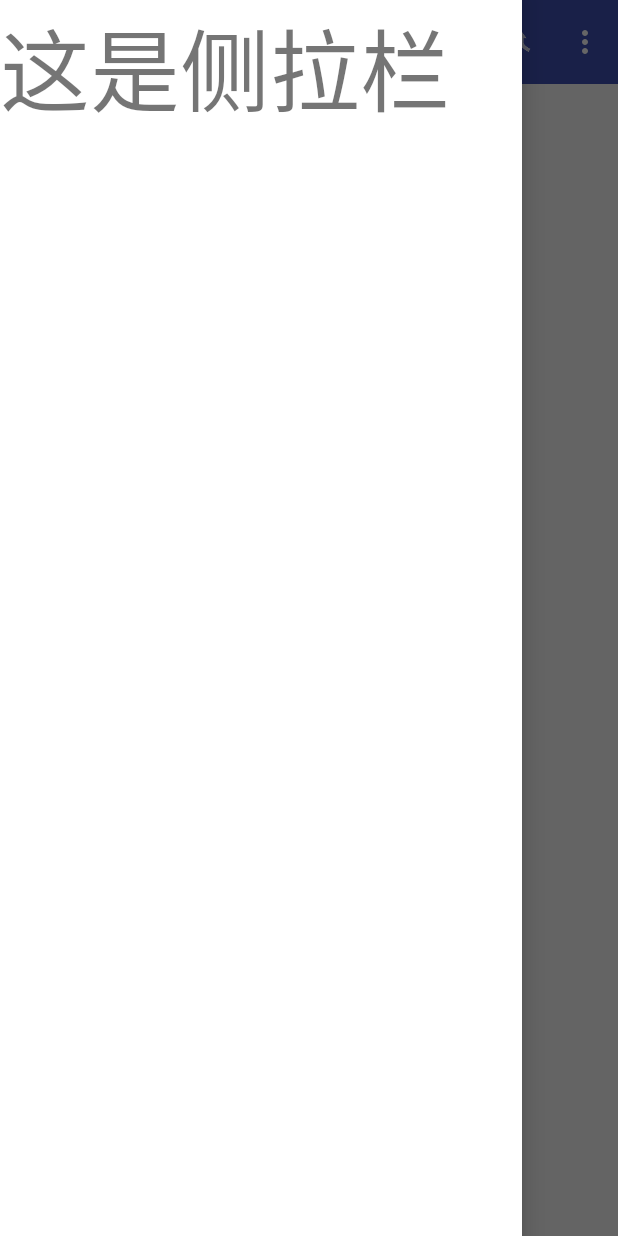
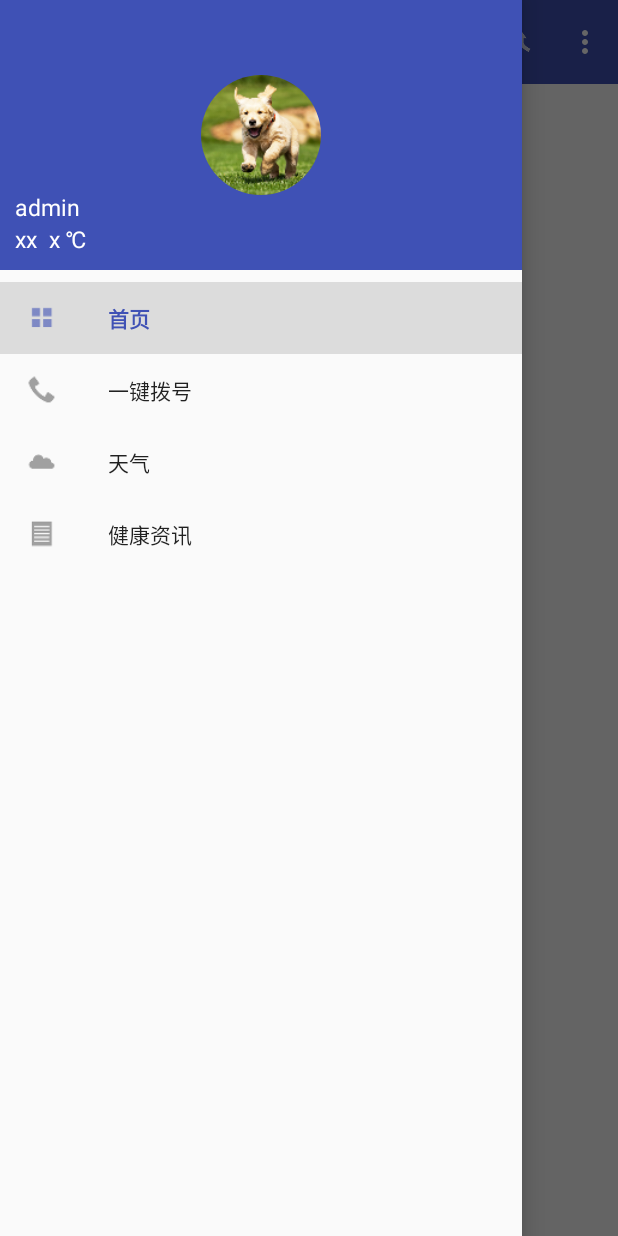
Before and after one commit to shadowAnt/MyLoginLayout, an Android app: the HomeActivity screen opened directly, with no data from a screen before it, with the side drawer open, on a phone screen of 412 x 824 dp. Run offline under Robolectric (Android 15) with nearby library versions, the phone set to English and light mode, and no system bars; our stand-ins replace CircleImageView.

Commit message:
滑动菜单完成

```diff
--- a/app/src/main/java/com/example/mylayout/HomeActivity.java
+++ b/app/src/main/java/com/example/mylayout/HomeActivity.java
@@ -1,5 +1,6 @@
 package com.example.mylayout;
 
+import android.support.design.widget.NavigationView;
 import android.support.v4.view.GravityCompat;
 import android.support.v4.widget.DrawerLayout;
 import android.support.v7.app.ActionBar;
@@ -8,9 +9,10 @@ import android.os.Bundle;
 import android.support.v7.widget.Toolbar;
 import android.view.Menu;
 import android.view.MenuItem;
+import android.view.View;
 import android.widget.Toast;
 
-public class HomeActivity extends AppCompatActivity {
+public class HomeActivity extends AppCompatActivity implements View.OnClickListener, NavigationView.OnNavigationItemSelectedListener{
 
     private DrawerLayout mDrawerLayout;
 
@@ -28,6 +30,27 @@ public class HomeActivity extends AppCompatActivity {
             actionBar.setDisplayHomeAsUpEnabled(true);
             actionBar.setHomeAsUpIndicator(R.drawable.ic_menu);
         }
+
+        //获取滑动菜单的实例，设置默认选中首页，并设置监听器
+        NavigationView navView = (NavigationView) findViewById(R.id.nav_view);
+        navView.setCheckedItem(R.id.nav_home);
+        navView.setNavigationItemSelectedListener(this);
+    }
+
+    @Override
+    public void onClick(View v){
+
+    }
+
+    @Override
+    public boolean onNavigationItemSelected(MenuItem item){//滑动菜单的点击效果
+        switch (item.getItemId()){
+            case R.id.nav_home:
+                mDrawerLayout.closeDrawers();
+                break;
+            default:
+        }
+        return true;
     }
 
     public boolean onCreateOptionsMenu(Menu menu){
@@ -35,9 +58,8 @@ public class HomeActivity extends AppCompatActivity {
         return true;
     }
 
-    //定义菜栏上的点击事件
     @Override
-    public boolean onOptionsItemSelected(MenuItem item){
+    public boolean onOptionsItemSelected(MenuItem item){//定义菜栏上的点击事件
         switch (item.getItemId()){
             case android.R.id.home:
                 mDrawerLayout.openDrawer(GravityCompat.START);
--- a/app/src/main/res/layout/activity_home.xml
+++ b/app/src/main/res/layout/activity_home.xml
@@ -25,12 +25,12 @@
 
     </LinearLayout>
 
-    <TextView
+    <android.support.design.widget.NavigationView
         android:layout_width="match_parent"
         android:layout_height="match_parent"
+        android:id="@+id/nav_view"
         android:layout_gravity="start"
-        android:text="这是侧拉栏"
-        android:textSize="60sp"
-        android:background="#fff"/>
+        app:menu="@menu/nav_menu"
+        app:headerLayout="@layout/nav_header" />
 
 </android.support.v4.widget.DrawerLayout>
--- /dev/null
+++ b/app/src/main/res/layout/nav_header.xml
@@ -0,0 +1,32 @@
+<?xml version="1.0" encoding="utf-8"?>
+<RelativeLayout xmlns:android="http://schemas.android.com/apk/res/android"
+    android:layout_width="match_parent"
+    android:layout_height="180dp"
+    android:padding="10dp"
+    android:background="?attr/colorPrimary">
+
+    <de.hdodenhof.circleimageview.CircleImageView
+        android:layout_width="80dp"
+        android:layout_height="80dp"
+        android:id="@+id/nav_icon_image"
+        android:src="@drawable/icon_user"
+        android:layout_centerInParent="true"/>
+
+    <TextView
+        android:layout_width="wrap_content"
+        android:layout_height="wrap_content"
+        android:id="@+id/now_weather"
+        android:text="xx  x ℃"
+        android:textColor="#fff"
+        android:textSize="15sp"
+        android:layout_alignParentBottom="true"/>
+
+    <TextView
+        android:layout_width="wrap_content"
+        android:layout_height="wrap_content"
+        android:id="@+id/username"
+        android:text="admin"
+        android:textSize="15sp"
+        android:textColor="#fff"
+        android:layout_above="@+id/now_weather"/>
+</RelativeLayout>
--- /dev/null
+++ b/app/src/main/res/menu/nav_menu.xml
@@ -0,0 +1,23 @@
+<?xml version="1.0" encoding="utf-8"?>
+<menu xmlns:android="http://schemas.android.com/apk/res/android">
+
+    <group android:checkableBehavior="single">
+
+        <item
+            android:title="首页"
+            android:icon="@drawable/nav_home"
+            android:id="@+id/nav_home"/>
+        <item
+            android:title="一键拨号"
+            android:icon="@drawable/nav_call"
+            android:id="@+id/nav_call"/>
+        <item
+            android:title="天气"
+            android:icon="@drawable/nav_weather"
+            android:id="@+id/nav_weather"/>
+        <item
+            android:title="健康资讯"
+            android:icon="@drawable/nav_zhihu"
+            android:id="@+id/nav_zhihu"/>
+    </group>
+</menu>
```
Also changed, not shown: app/src/main/res/drawable-xxhdpi/nav_call.png (added), app/src/main/res/drawable-xxhdpi/nav_home.png (added), app/src/main/res/drawable-xxhdpi/nav_weather.png (added), app/src/main/res/drawable-xxhdpi/nav_zhihu.png (added).
